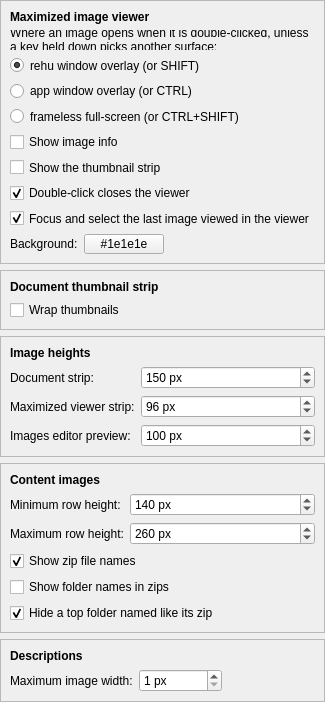
First picture: the form in packages/rehuco-agent/src/rehuco_agent/settings/ui/images_display_page.ui, repository borco/rehuco, before the edit.
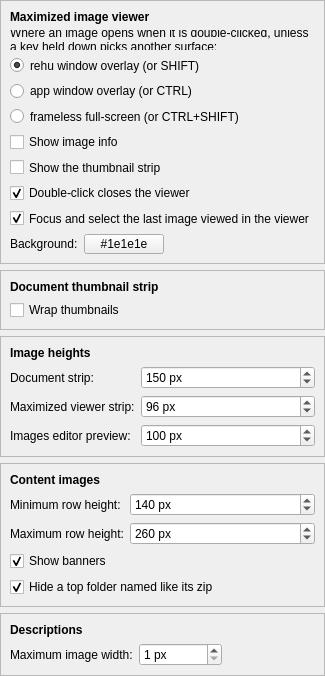
Second picture: the form after the edit. Custom widgets are drawn as their Qt base class.

Commit message: refs #392: feat: reference packs count and show loose images, every folder bannered by its path under the pack

What changed in the file:
```diff
--- a/packages/rehuco-agent/src/rehuco_agent/settings/ui/images_display_page.ui
+++ b/packages/rehuco-agent/src/rehuco_agent/settings/ui/images_display_page.ui
@@ -421,7 +421,7 @@
       <item row="3" column="0" colspan="2">
        <widget class="QCheckBox" name="content_zip_names_check_box">
         <property name="text">
-         <string>Show zip file names</string>
+         <string>Show banners</string>
         </property>
         <property name="toolTip">
          <string>Start each archive's images with a banner naming it, as a path relative to the resource's folder.</string>
@@ -432,16 +432,6 @@
        </widget>
       </item>
       <item row="4" column="0" colspan="2">
-       <widget class="QCheckBox" name="content_folder_names_check_box">
-        <property name="text">
-         <string>Show folder names in zips</string>
-        </property>
-        <property name="toolTip">
-         <string>Start each folder's images inside an archive with a banner naming the folder.</string>
-        </property>
-       </widget>
-      </item>
-      <item row="5" column="0" colspan="2">
        <widget class="QCheckBox" name="content_strip_zip_folder_check_box">
         <property name="text">
          <string>Hide a top folder named like its zip</string>
```
Left out of the diff: 6 changed lines with no effect on the pictures. The commit also changes 37 other files.
